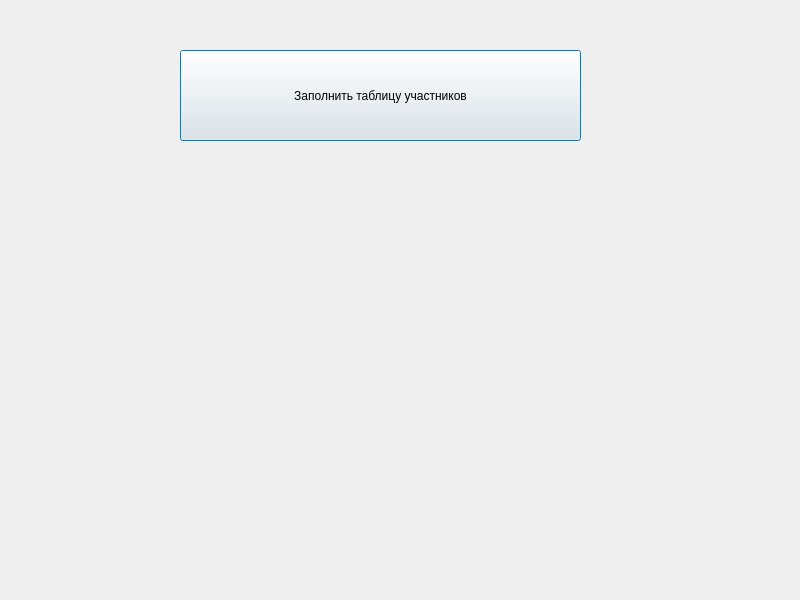
Before: the Qt Designer form mainwindow.ui in KelHeor23/SMB_Tournament, drawn with Qt 5.
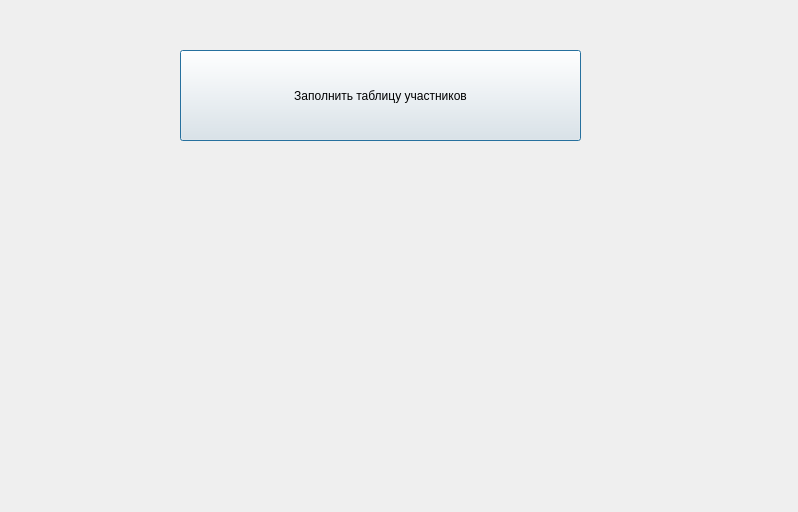
After: the same form once the commit is applied.

```diff
--- a/mainwindow.ui
+++ b/mainwindow.ui
@@ -6,8 +6,8 @@
    <rect>
     <x>0</x>
     <y>0</y>
-    <width>800</width>
-    <height>600</height>
+    <width>798</width>
+    <height>512</height>
    </rect>
   </property>
   <property name="windowTitle">
```
